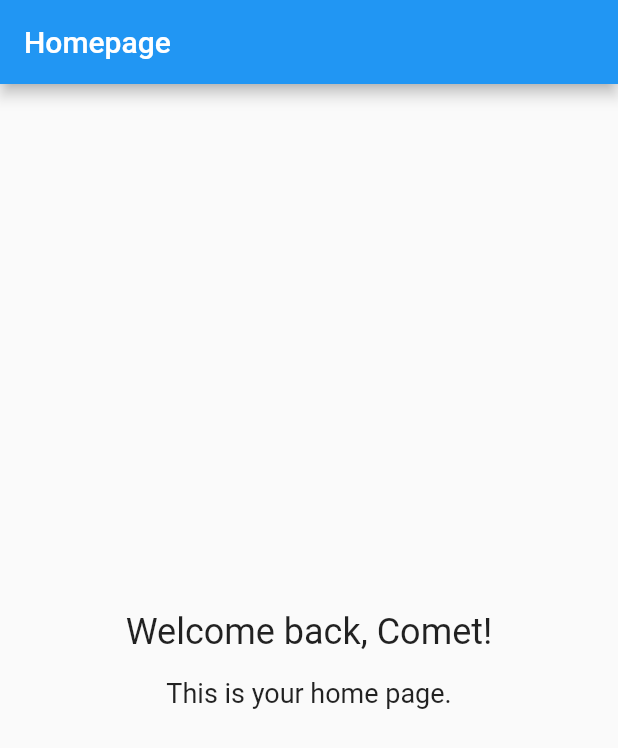
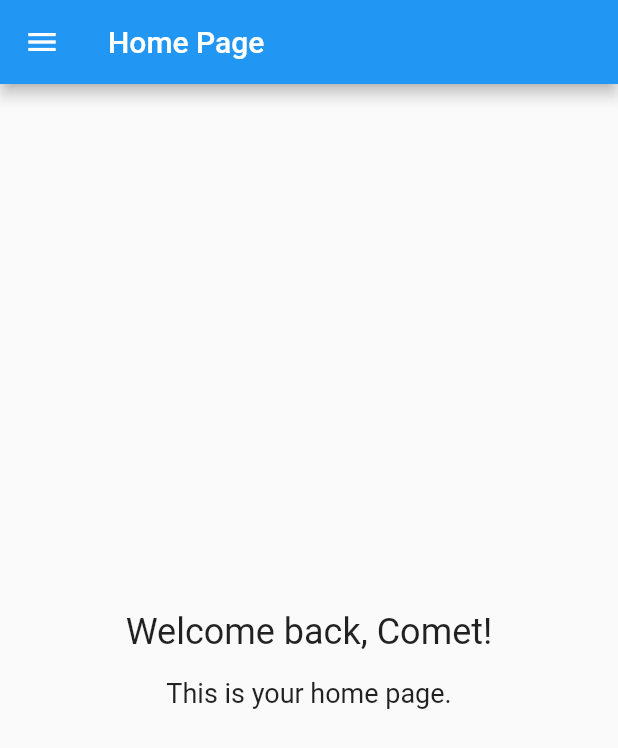
Before and after one commit to Comet-Connect/Comet-Connect, a Flutter app: the screen it shows after launch, after a tap on "Login", on a phone screen of 412 x 824 dp. Shown: the top 748 px of the screen. Run offline on Flutter 3.47's test engine with Material 2 defaults, Android fonts, the phone set to English and light mode, and no system bars; our stand-ins replace google_sign_in, shared_preferences, syncfusion_flutter_calendar; missing offline and left inert: mongo_dart.

Commit message:
added page routing, and cleaning up files

```diff
--- a/comet_connect_app/lib/homepage.dart
+++ b/comet_connect_app/lib/homepage.dart
@@ -1,92 +1,29 @@
-import './login_or_signup.dart';
 import 'package:flutter/material.dart';
-import 'package:shared_preferences/shared_preferences.dart';
-
-username() async {
-  SharedPreferences prefs = await SharedPreferences.getInstance();
-  String? mail = prefs.getString('mail');
-
-  return Text("Mail is: $mail");
-}
-
-// class MyHomePage extends StatelessWidget {
-//   const MyHomePage({Key? key}) : super(key: key);
-
-//   @override
-//   Widget build(BuildContext context) {
-//     logOut() async {
-//       SharedPreferences prefs = await SharedPreferences.getInstance();
-//       // Set loggedIn back to false
-//       prefs.setBool('loggedin', false);
-//       // Delete mail user.
-//       prefs.remove('mail');
-
-//       // Navigate to homepage.
-//       Navigator.push(
-//         context,
-//         PageRouteBuilder(
-//           pageBuilder: (c, a1, a2) => const LoginOrSignup(),
-//           transitionsBuilder: (c, anim, a2, child) =>
-//               FadeTransition(opacity: anim, child: child),
-//           transitionDuration: const Duration(milliseconds: 200),
-//         ),
-//       );
-//     }
-
-//     return Scaffold(
-//       appBar: AppBar(
-//         centerTitle: true,
-//         title: const Text("You have succesfully logged in!"),
-//       ),
-//       body: Column(
-//         mainAxisAlignment: MainAxisAlignment.spaceEvenly,
-//         children: [
-//           Center(
-//             child: FutureBuilder<Widget>(
-//               future: username(),
-//               builder: (BuildContext context, snapshot) {
-//                 if (snapshot.hasData) {
-//                   return snapshot.data!;
-//                 } else {
-//                   return const Text("Mail is: undefined");
-//                 }
-//               },
-//             ),
-//           ),
-//           Center(
-//             child: MaterialButton(
-//               child: const Text("Logout"),
-//               onPressed: () => logOut(),
-//             ),
-//           ),
-//         ],
-//       ),
-//     );
-
-//   }
-// }
+import 'menu.dart';
 
 class MyHomePage extends StatelessWidget {
   const MyHomePage({Key? key}) : super(key: key);
+
   @override
   Widget build(BuildContext context) {
     return MaterialApp(
-      title: 'Home Page',
+      title: 'My Home Page',
       home: Scaffold(
         appBar: AppBar(
-          title: const Text('Homepage'),
+        title: const Text('Home Page'),
+
         ),
-
+        drawer: const HamburgerMenu(),
         body: Center(
           child: Column(
             mainAxisAlignment: MainAxisAlignment.center,
-            children: <Widget>[
-              const Text(
+            children: const <Widget>[
+              Text(
                 'Welcome back, Comet!',
                 style: TextStyle(fontSize: 24.0),
               ),
-              const SizedBox(height: 16.0),
-              const Text(
+              SizedBox(height: 16.0),
+              Text(
                 'This is your home page.',
                 style: TextStyle(fontSize: 18.0),
               ),
@@ -105,3 +42,41 @@ class MyHomePage extends StatelessWidget {
     );
   }
 }
+
+
+
+class HomePage2 extends StatelessWidget {
+  const HomePage2({super.key});
+
+  @override
+  Widget build(BuildContext context) {
+    return Scaffold(
+      appBar: AppBar(title: const Text('Home')),
+      body: const Center(child: Text('Home Page')),
+    );
+  }
+}
+
+class SettingsPage extends StatelessWidget {
+  const SettingsPage({super.key});
+
+  @override
+  Widget build(BuildContext context) {
+    return Scaffold(
+      appBar: AppBar(title: const Text('Settings')),
+      body: const Center(child: Text('Settings Page')),
+    );
+  }
+}
+
+class ProfilePage extends StatelessWidget {
+  const ProfilePage({super.key});
+
+  @override
+  Widget build(BuildContext context) {
+    return Scaffold(
+      appBar: AppBar(title: const Text('Profile')),
+      body: const Center(child: Text('Profile Page')),
+    );
+  }
+}
--- a/comet_connect_app/lib/login_or_signup.dart
+++ b/comet_connect_app/lib/login_or_signup.dart
@@ -3,7 +3,7 @@ import 'package:flutter/material.dart';
 import 'package:google_sign_in/google_sign_in.dart';
 import 'package:mongo_dart/mongo_dart.dart' as mongo;
 
-import './login.dart';
+import 'login.dart';
 import './signup.dart';
 
 class LoginOrSignup extends StatefulWidget {
@@ -41,6 +41,7 @@ class _LoginOrSignup extends State<LoginOrSignup> {
   Widget build(BuildContext context) {
     double screenWidth = MediaQuery.of(context).size.width;
     return Scaffold(
+
       body: Center(
         child: SizedBox(
           width: screenWidth / 2,
@@ -157,9 +158,10 @@ class _LoginOrSignup extends State<LoginOrSignup> {
                         _passwordController.text,
                         () {
                           // Authentication successful, navigate to home page
+                          //Navigator.pushNamed(context, '/home');
                           Navigator.pushReplacement(
                             context,
-                            MaterialPageRoute(builder: (context) => MyHomePage()),
+                            MaterialPageRoute(builder: (context) => const MyHomePage()),
                           );
                       },
                       (error) {
--- a/comet_connect_app/lib/main.dart
+++ b/comet_connect_app/lib/main.dart
@@ -2,51 +2,207 @@ import 'package:flutter/material.dart';
 import 'package:shared_preferences/shared_preferences.dart';
 import 'package:google_sign_in/google_sign_in.dart';
 
-import './login_or_signup.dart';
+import '/login_or_signup.dart';
 import './homepage.dart';
 import 'login.dart';
 import './selectdate.dart.';
 
 void main() {
-  runApp(const MyApp());
+  runApp(MyApp());
 }
 
-class MyApp extends StatefulWidget {
-  const MyApp({Key? key}) : super(key: key);
+class MyApp extends StatelessWidget {
+  final routerDelegate = MyRouterDelegate();
+  final routeInformationParser = MyRouteInformationParser();
 
   @override
-  //_MyAppState createState() => _MyAppState();
-  State<MyApp> createState() => _MyAppState();
+  Widget build(BuildContext context) {
+    return MaterialApp.router(
+      title: 'Comet Connect App',
+      theme: ThemeData(
+        primarySwatch: Colors.blue,
+      ),
+      routerDelegate: routerDelegate,
+      routeInformationParser: routeInformationParser,
+    );
+  }
 }
 
-class _MyAppState extends State<MyApp> {
-  Future<Widget> autoLogin() async {
-    SharedPreferences prefs = await SharedPreferences.getInstance();
-    bool? loggedIn = prefs.getBool('loggedin');
-    if (loggedIn == true) {
-      return const MyHomePage();
+class MyRouterDelegate extends RouterDelegate<MyRoutePath>
+    with ChangeNotifier, PopNavigatorRouterDelegateMixin<MyRoutePath> {
+  @override
+  GlobalKey<NavigatorState> get navigatorKey => GlobalKey<NavigatorState>();
+
+  List<Page> _pages = [
+    const MaterialPage(
+      key: ValueKey('LoginOrSignup'),
+      child: LoginOrSignup(),
+    ),
+  ];
+
+  @override
+  Widget build(BuildContext context) {
+    return Navigator(
+      key: navigatorKey,
+      pages: List.of(_pages),
+      onPopPage: (route, result) {
+        if (!route.didPop(result)) {
+          return false;
+        }
+
+        _pages.removeLast();
+        notifyListeners();
+
+        return true;
+      },
+    );
+  }
+
+  @override
+  Future<void> setNewRoutePath(MyRoutePath path) async {
+    if (path.isLoginPage) {
+      _pages = [
+        const MaterialPage(
+          key: ValueKey('LoginOrSignup'),
+          child: LoginOrSignup(),
+        ),
+      ];
+    } else if (path.isHomePage) {
+      _pages.add(
+        const MaterialPage(
+          key: ValueKey('MyHomePage'),
+          child: MyHomePage(),
+        ),
+      );
+    } else if (path.isCalendarPage) {
+      _pages.add(
+        const MaterialPage(
+          key: ValueKey('CalendarPage'),
+          child: SelectDate(),
+        ),
+      );
+    // } else if (path.isGroupsPage) {
+    //   _pages.add(
+    //     MaterialPage(
+    //       key: const ValueKey('GroupsPage'),
+    //       child: GroupsPage(),
+    //     ),
+    //   );
+    // } else if (path.isHelpPage) {
+    //   _pages.add(
+    //     MaterialPage(
+    //       key: const ValueKey('HelpPage'),
+    //       child: HelpPage(),
+    //     ),
+    //   );
+    }
+    notifyListeners();
+  }
+}
+
+class MyRouteInformationParser extends RouteInformationParser<MyRoutePath> {
+  @override
+  Future<MyRoutePath> parseRouteInformation(RouteInformation routeInformation) async {
+    final uri = Uri.parse(routeInformation.location!);
+
+    if (uri.pathSegments.length == 0) {
+      return MyRoutePath.login();
+    } else if (uri.pathSegments.length == 1 && uri.pathSegments[0] == 'home') {
+      return MyRoutePath.home();
+    } else if (uri.pathSegments.length == 1 && uri.pathSegments[0] == 'calendar') {
+      return MyRoutePath.calendar();
+    } else if (uri.pathSegments.length == 1 && uri.pathSegments[0] == 'groups') {
+      return MyRoutePath.groups();
+    } else if (uri.pathSegments.length == 1 && uri.pathSegments[0] == 'help') {
+      return MyRoutePath.help();
     } else {
-      return const LoginOrSignup();    // good
-      //return const MyHomePage();     // modify
-      //return CalendarPage();         // no   My Calendar Page
-      //return const SelectDate();     //good
+      return MyRoutePath.unknown();
     }
   }
 
   @override
-  Widget build(BuildContext context) {
-    return MaterialApp(
-        home: Scaffold(
-            body: SafeArea(
-      child: FutureBuilder<Widget>(
-          future: autoLogin(),
-          builder: (BuildContext context, snapshot) {
-            if (snapshot.hasData) {
-              return snapshot.data!;
-            } else {
-              return const LoginOrSignup();
-            }
-          }),
-    )));
+  RouteInformation? restoreRouteInformation(MyRoutePath path) {
+    if (path.isUnknown) {
+      return const RouteInformation(location: '/404');
+    }
+
+    if (path.isLoginPage) {
+      return const RouteInformation(location: '/');
+    }
+
+    if (path.isHomePage) {
+      return const RouteInformation(location: '/home');
+    }
+
+    if (path.isCalendarPage) {
+      return const RouteInformation(location: '/calendar');
+    }
+
+    if (path.isGroupsPage) {
+      return const RouteInformation(location: '/groups');
+    }
+
+    if (path.isHelpPage) {
+      return const RouteInformation(location: '/help');
+    }
+
+    return null;
   }
 }
+
+class MyRoutePath {
+  final bool isLoginPage;
+  final bool isHomePage;
+  final bool isCalendarPage;
+  final bool isGroupsPage;
+  final bool isHelpPage;
+  final bool isUnknown;
+
+  MyRoutePath.login()
+      : isLoginPage = true,
+        isHomePage = false,
+        isCalendarPage = false,
+        isGroupsPage = false,
+        isHelpPage = false,
+        isUnknown = false;
+
+  MyRoutePath.home()
+      : isLoginPage = false,
+        isHomePage = true,
+        isCalendarPage = false,
+        isGroupsPage = false,
+        isHelpPage = false,
+        isUnknown = false;
+
+  MyRoutePath.calendar()
+      : isLoginPage = false,
+        isHomePage = false,
+        isCalendarPage = true,
+        isGroupsPage = false,
+        isHelpPage = false,
+        isUnknown = false;
+
+  MyRoutePath.groups()
+      : isLoginPage = false,
+        isHomePage = false,
+        isCalendarPage = false,
+        isGroupsPage = true,
+        isHelpPage = false,
+        isUnknown = false;
+
+  MyRoutePath.help()
+      : isLoginPage = false,
+        isHomePage = false,
+        isCalendarPage = false,
+        isGroupsPage = false,
+        isHelpPage = true,
+        isUnknown = false;
+
+  MyRoutePath.unknown()
+      : isLoginPage = false,
+        isHomePage = false,
+        isCalendarPage = false,
+        isGroupsPage = false,
+        isHelpPage = false,
+        isUnknown = true;
+}
--- a/comet_connect_app/lib/signup.dart
+++ b/comet_connect_app/lib/signup.dart
@@ -1,10 +1,5 @@
-import 'dart:convert';
-import 'dart:async';
 import 'package:comet_connect_app/homepage.dart';
 import 'package:flutter/material.dart';
-import 'package:web_socket_channel/io.dart';
-
-import './login.dart';
 
 // signUp(context, _mail, _user, _pwd, _cpwd) async {
 //   // Check if email is valid.
```
Also changed, not shown: comet_connect_app/lib/menu.dart (added, +43 -0 lines), 1 other file.
